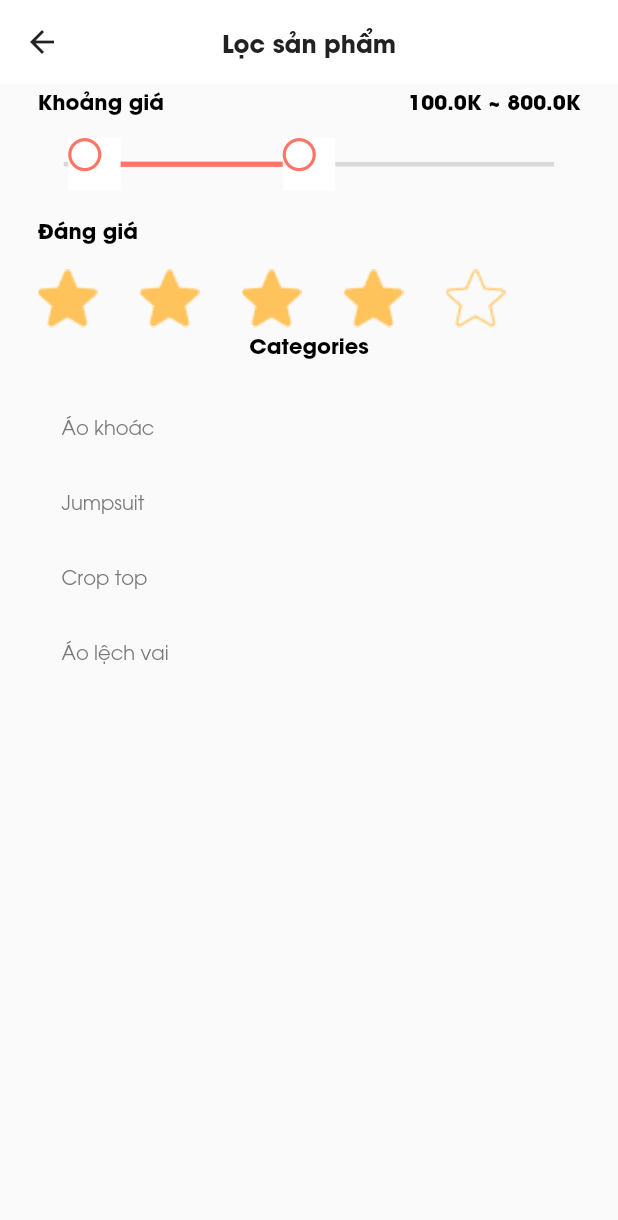
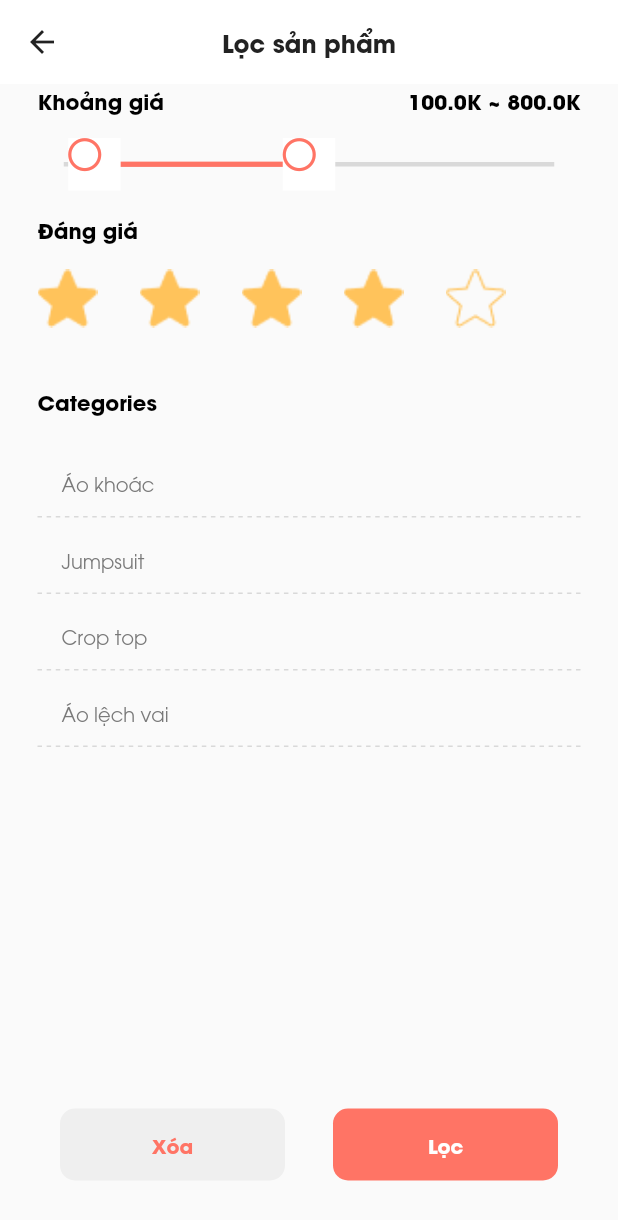
Before and after one commit to thoangson95/flutter_first, a Flutter app: the Filterscreen screen opened directly, on a phone screen of 412 x 824 dp. Shown: the top 1220 px of the screen. Run offline on Flutter 3.47's test engine with Material 2 defaults, Android fonts, the phone set to English and light mode, and no system bars; drawn by our look-alikes of flutter_rating_bar; our stand-ins replace another_xlider, font_awesome_flutter; network calls fail.

Commit message:
Xong giao diện filter

```diff
--- a/lib/filterscreen.dart
+++ b/lib/filterscreen.dart
@@ -39,10 +39,64 @@ class _FilterscreenState extends State<Filterscreen> {
           child: Column(
             children: const [
               KhoanGia(),
-              StarRating(),
+              Padding(
+                padding: EdgeInsets.only(bottom: 38),
+                child: StarRating(),
+              ),
               FilterCategories(),
             ],
           ),
+        ),
+      ),
+      bottomNavigationBar: Padding(
+        padding: const EdgeInsets.symmetric(horizontal: 40, vertical: 37),
+        child: Row(
+          mainAxisAlignment: MainAxisAlignment.spaceBetween,
+          crossAxisAlignment: CrossAxisAlignment.center,
+          children: [
+            Container(
+              width: 150,
+              decoration: const BoxDecoration(
+                color: Color(0xffEFEFEF),
+                borderRadius: BorderRadius.all(
+                  Radius.circular(10),
+                ),
+              ),
+              child: TextButton(
+                onPressed: () {},
+                child: const Text(
+                  "Xóa",
+                  style: TextStyle(
+                      fontFamily: "UTMAvo",
+                      fontSize: 13,
+                      height: 21 / 13,
+                      fontWeight: FontWeight.w700,
+                      color: Color(0xffFF7465)),
+                ),
+              ),
+            ),
+            Container(
+              width: 150,
+              decoration: const BoxDecoration(
+                color: Color(0xffFF7465),
+                borderRadius: BorderRadius.all(
+                  Radius.circular(10),
+                ),
+              ),
+              child: TextButton(
+                onPressed: () {},
+                child: const Text(
+                  "Lọc",
+                  style: TextStyle(
+                      fontFamily: "UTMAvo",
+                      fontSize: 13,
+                      height: 21 / 13,
+                      fontWeight: FontWeight.w700,
+                      color: Color(0xffffffff)),
+                ),
+              ),
+            ),
+          ],
         ),
       ),
     );
@@ -227,6 +281,7 @@ class _FilterCategoriesState extends State<FilterCategories> {
       children: [
         Expanded(
           child: Column(
+            crossAxisAlignment: CrossAxisAlignment.start,
             children: [
               Container(
                 margin: const EdgeInsets.only(bottom: 16),
@@ -241,11 +296,18 @@ class _FilterCategoriesState extends State<FilterCategories> {
                 ),
               ),
               SizedBox(
-                  height: 50 * 4,
+                  height: 51 * 4,
                   child: ListView(
                     children: _listItem
-                        .map((e) => FilterCategoryItem(
-                              name: e,
+                        .map((e) => Column(
+                              children: [
+                                FilterCategoryItem(
+                                  name: e,
+                                ),
+                                const DashedLine(
+                                  color: Color(0xffD9D9D9),
+                                )
+                              ],
                             ))
                         .toList(),
                   ))
@@ -300,3 +362,35 @@ class _FilterCategoryItemState extends State<FilterCategoryItem> {
     );
   }
 }
+
+class DashedLine extends StatelessWidget {
+  const DashedLine({Key? key, this.height = 1, this.color = Colors.black})
+      : super(key: key);
+  final double height;
+  final Color color;
+
+  @override
+  Widget build(BuildContext context) {
+    return LayoutBuilder(
+      builder: (BuildContext context, BoxConstraints constraints) {
+        final boxWidth = constraints.constrainWidth();
+        const dashWidth = 3.0;
+        final dashHeight = height;
+        final dashCount = (boxWidth / (2 * dashWidth)).floor();
+        return Flex(
+          mainAxisAlignment: MainAxisAlignment.spaceBetween,
+          direction: Axis.horizontal,
+          children: List.generate(dashCount, (_) {
+            return SizedBox(
+              width: dashWidth,
+              height: dashHeight,
+              child: DecoratedBox(
+                decoration: BoxDecoration(color: color),
+              ),
+            );
+          }),
+        );
+      },
+    );
+  }
+}
--- a/lib/main.dart
+++ b/lib/main.dart
@@ -1,7 +1,7 @@
 import 'package:flutter/material.dart';
 import 'package:font_awesome_flutter/font_awesome_flutter.dart';
 // import 'package:google_fonts/google_fonts.dart';
-// import 'package:thoitrang/dangky.dart';
+import 'package:thoitrang/dangky.dart';
 // import 'package:thoitrang/categories.dart';
 import 'package:thoitrang/filterscreen.dart';
 import 'package:thoitrang/homescreen.dart';
@@ -21,9 +21,8 @@ class MyApp extends StatelessWidget {
           // useMaterial3: true,
           fontFamily: 'UTMAvo'
           // GoogleFonts.robotoCondensedTextTheme(Theme.of(context).textTheme),
-
           ),
-      home: const Filterscreen(),
+      home: const MyHomePage(),
     );
   }
 }
@@ -71,12 +70,8 @@ class _MyHomePageState extends State<MyHomePage> {
         },
         children: [
           const Homescreen(),
-          Container(
-            color: Colors.red,
-          ),
-          Container(
-            color: Colors.green,
-          ),
+          const Filterscreen(),
+          const Dangky(),
           Container(
             color: Colors.blue,
           ),
--- a/pubspec.yaml
+++ b/pubspec.yaml
@@ -39,6 +39,7 @@ dependencies:
   font_awesome_flutter: ^10.4.0
   another_xlider: ^1.1.2
   flutter_rating_bar: ^4.0.1
+  dotted_border: ^2.0.0+3
 
 dev_dependencies:
   flutter_test:
```
Also changed, not shown: pubspec.lock.
